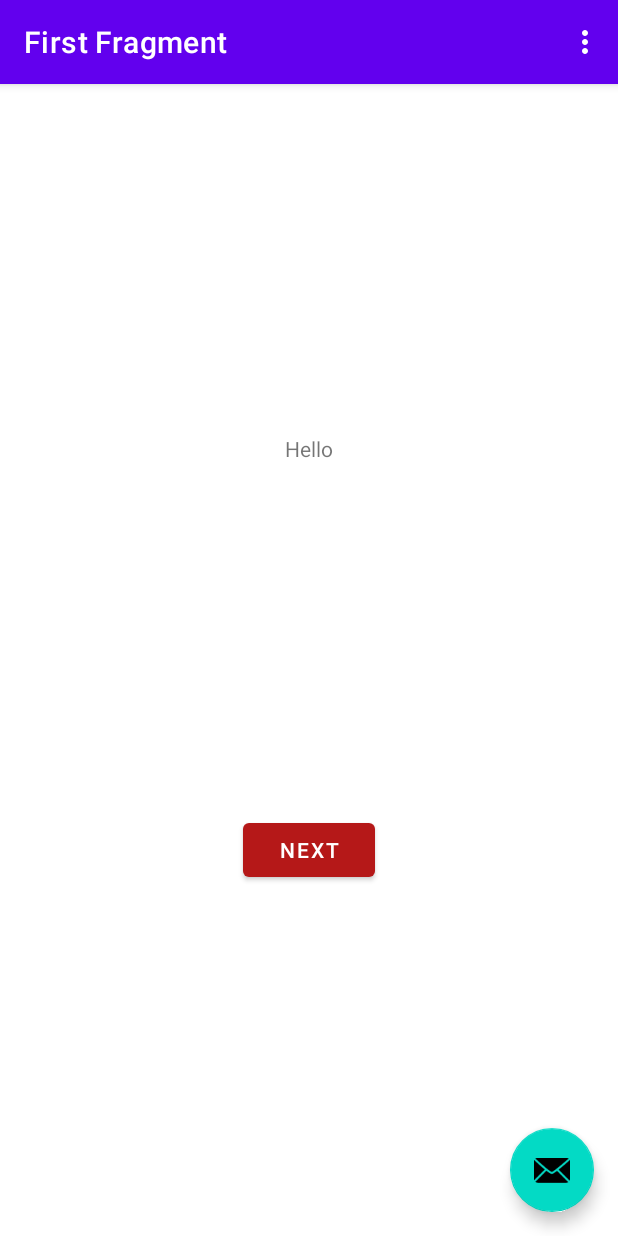
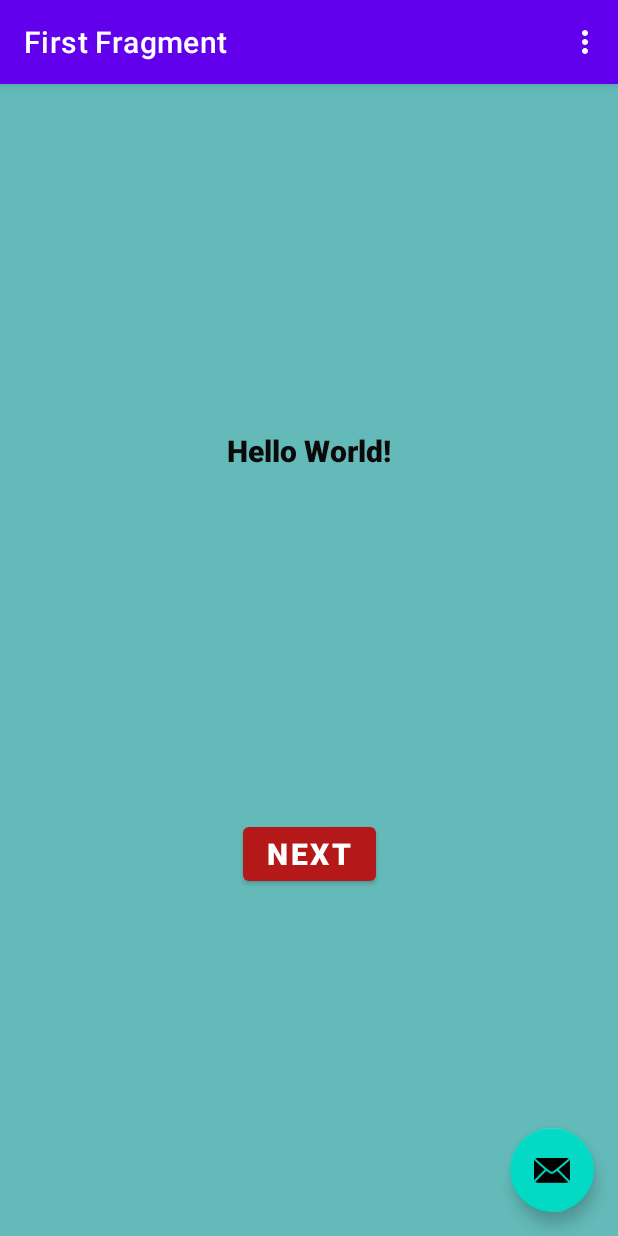
Before and after one commit to ChristineSchaefer/StAlban_App, an Android app: the screen it shows after launch (MainActivity), on a phone screen of 412 x 824 dp. Run offline under Robolectric (Android 15) with nearby library versions, the phone set to English and light mode, and no system bars; our stand-ins replace navigation-ui.

Commit message:
Test Commiting

```diff
--- a/app/src/main/res/layout/fragment_first.xml
+++ b/app/src/main/res/layout/fragment_first.xml
@@ -4,13 +4,17 @@
     xmlns:tools="http://schemas.android.com/tools"
     android:layout_width="match_parent"
     android:layout_height="match_parent"
+    android:background="#63BAB8"
     tools:context=".FirstFragment">
 
     <TextView
         android:id="@+id/textview_first"
         android:layout_width="wrap_content"
         android:layout_height="wrap_content"
+        android:fontFamily="sans-serif-black"
         android:text="@string/hello_first_fragment"
+        android:textColor="#0B0909"
+        android:textSize="20sp"
         app:layout_constraintBottom_toTopOf="@id/button_first"
         app:layout_constraintEnd_toEndOf="parent"
         app:layout_constraintStart_toStartOf="parent"
@@ -20,7 +24,9 @@
         android:id="@+id/button_first"
         android:layout_width="wrap_content"
         android:layout_height="wrap_content"
+        android:fontFamily="sans-serif-black"
         android:text="@string/next"
+        android:textSize="20sp"
         app:backgroundTint="#B51818"
         app:layout_constraintBottom_toBottomOf="parent"
         app:layout_constraintEnd_toEndOf="parent"
--- a/app/src/main/res/values/strings.xml
+++ b/app/src/main/res/values/strings.xml
@@ -7,6 +7,6 @@
     <string name="next">Next</string>
     <string name="previous">Previous</string>
 
-    <string name="hello_first_fragment">Hello</string>
+    <string name="hello_first_fragment">Hello World!</string>
     <string name="hello_second_fragment">Hello second fragment. Arg: %1$s</string>
 </resources>
```
